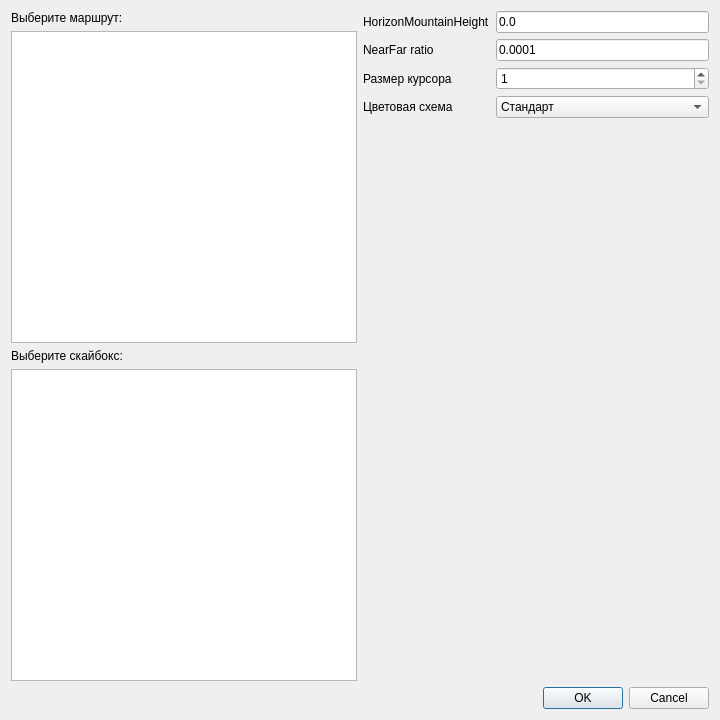
This is src/StartDialog.ui in asafran/RouteEditor as Qt 5 draws it before an edit. The edited form follows.
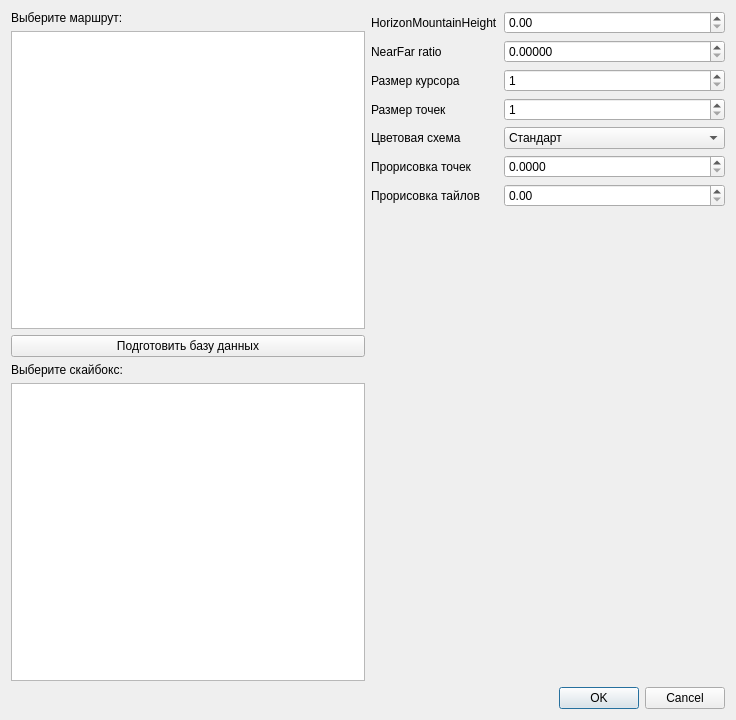
This is the edited form.

```diff
--- a/src/StartDialog.ui
+++ b/src/StartDialog.ui
@@ -6,7 +6,7 @@
    <rect>
     <x>0</x>
     <y>0</y>
-    <width>720</width>
+    <width>736</width>
     <height>720</height>
    </rect>
   </property>
@@ -33,6 +33,13 @@
        </property>
       </widget>
      </item>
+     <item>
+      <widget class="QPushButton" name="preparePush">
+       <property name="text">
+        <string>Подготовить базу данных</string>
+       </property>
+      </widget>
+     </item>
      <item>
       <widget class="QLabel" name="label_5">
        <property name="text">
@@ -61,13 +68,6 @@
        </property>
       </widget>
      </item>
-     <item row="0" column="1">
-      <widget class="QLineEdit" name="HMHedit">
-       <property name="text">
-        <string>0.0</string>
-       </property>
-      </widget>
-     </item>
      <item row="1" column="0">
       <widget class="QLabel" name="label_4">
        <property name="text">
@@ -75,13 +75,6 @@
        </property>
       </widget>
      </item>
-     <item row="1" column="1">
-      <widget class="QLineEdit" name="NFRedit">
-       <property name="text">
-        <string>0.0001</string>
-       </property>
-      </widget>
-     </item>
      <item row="2" column="0">
       <widget class="QLabel" name="label_7">
        <property name="text">
@@ -99,14 +92,14 @@
        </property>
       </widget>
      </item>
-     <item row="3" column="0">
+     <item row="4" column="0">
       <widget class="QLabel" name="label_8">
        <property name="text">
         <string>Цветовая схема</string>
        </property>
       </widget>
      </item>
-     <item row="3" column="1">
+     <item row="4" column="1">
       <widget class="QComboBox" name="comboBox">
        <item>
         <property name="text">
@@ -125,6 +118,79 @@
        </item>
       </widget>
      </item>
+     <item row="3" column="0">
+      <widget class="QLabel" name="label">
+       <property name="text">
+        <string>Размер точек</string>
+       </property>
+      </widget>
+     </item>
+     <item row="3" column="1">
+      <widget class="QSpinBox" name="pointsSpinBox">
+       <property name="minimum">
+        <number>1</number>
+       </property>
+       <property name="maximum">
+        <number>10</number>
+       </property>
+      </widget>
+     </item>
+     <item row="1" column="1">
+      <widget class="QDoubleSpinBox" name="NFRSpin">
+       <property name="decimals">
+        <number>5</number>
+       </property>
+       <property name="singleStep">
+        <double>0.001000000000000</double>
+       </property>
+      </widget>
+     </item>
+     <item row="0" column="1">
+      <widget class="QDoubleSpinBox" name="HMHSpin"/>
+     </item>
+     <item row="5" column="0">
+      <widget class="QLabel" name="label_2">
+       <property name="text">
+        <string>Прорисовка точек</string>
+       </property>
+      </widget>
+     </item>
+     <item row="6" column="0">
+      <widget class="QLabel" name="label_9">
+       <property name="text">
+        <string>Прорисовка тайлов</string>
+       </property>
+      </widget>
+     </item>
+     <item row="5" column="1">
+      <widget class="QDoubleSpinBox" name="lodPointsSpinBox">
+       <property name="decimals">
+        <number>4</number>
+       </property>
+       <property name="maximum">
+        <double>1.000000000000000</double>
+       </property>
+       <property name="singleStep">
+        <double>0.001000000000000</double>
+       </property>
+       <property name="value">
+        <double>0.000000000000000</double>
+       </property>
+      </widget>
+     </item>
+     <item row="6" column="1">
+      <widget class="QDoubleSpinBox" name="lodTilesSpinBox">
+       <property name="maximum">
+        <double>1.000000000000000</double>
+       </property>
+       <property name="singleStep">
+        <double>0.010000000000000</double>
+       </property>
+       <property name="value">
+        <double>0.000000000000000</double>
+       </property>
+      </widget>
+     </item>
     </layout>
    </item>
    <item row="1" column="1">
```
